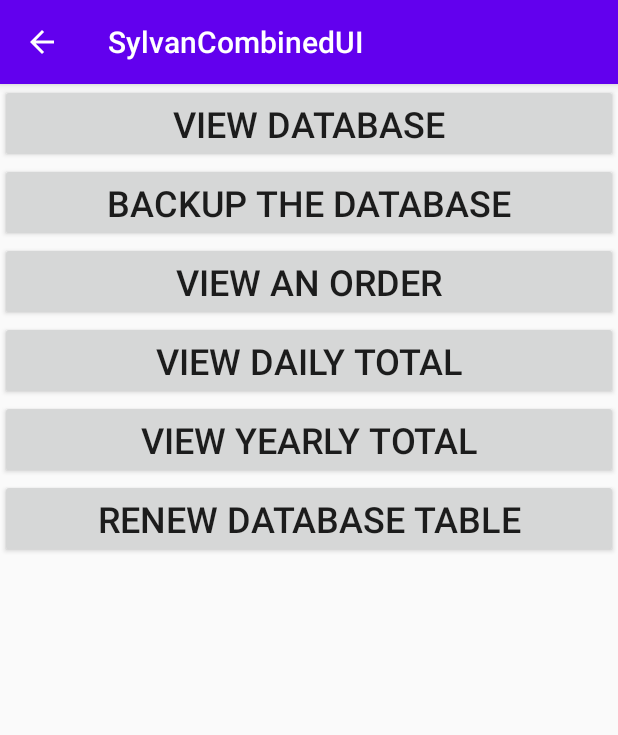
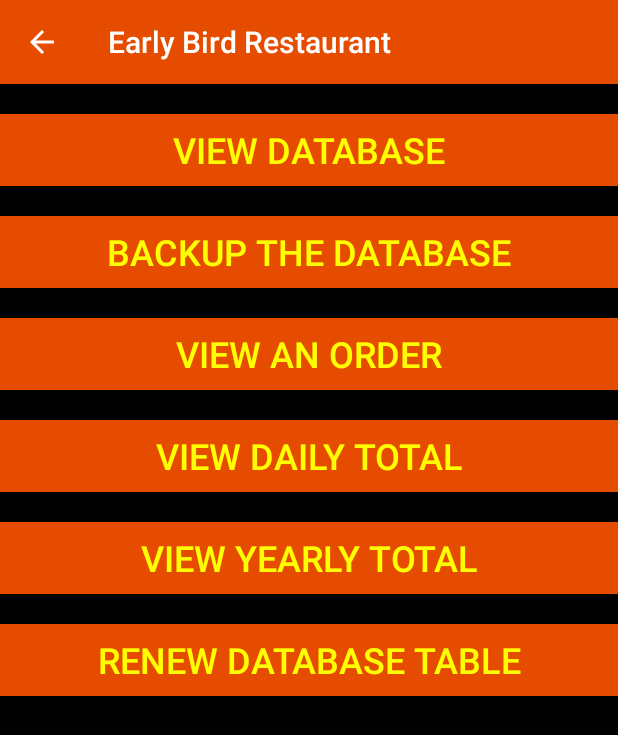
Before and after one commit to Early-Bird-Two-Touch-Point-of-Sale/SylvanCombinedUI, an Android app: the InventoryActivity screen opened directly, with no data from a screen before it, on a phone screen of 412 x 824 dp. Shown: the top 735 px of the screen. Run offline under Robolectric (Android 15) with nearby library versions, the phone set to English and light mode, and no system bars.

Commit message:
12/1/2020 - Working on UI.

```diff
--- a/app/src/main/AndroidManifest.xml
+++ b/app/src/main/AndroidManifest.xml
@@ -12,7 +12,7 @@
     <application
         android:allowBackup="true"
         android:icon="@mipmap/ic_launcher"
-        android:label="@string/app_name"
+        android:label="@string/restaurant_name"
         android:roundIcon="@mipmap/ic_launcher_round"
         android:supportsRtl="true"
         android:theme="@style/AppTheme">
--- a/app/src/main/res/layout/activity_inventory.xml
+++ b/app/src/main/res/layout/activity_inventory.xml
@@ -4,6 +4,7 @@
     xmlns:tools="http://schemas.android.com/tools"
     android:layout_width="match_parent"
     android:layout_height="match_parent"
+    android:background="@android:color/black"
     tools:context=".UIActivity">
 
     <TextView
@@ -23,8 +24,10 @@
         android:layout_alignParentTop="true"
         android:layout_marginStart="0dp"
         android:layout_marginLeft="0dp"
-        android:layout_marginTop="0dp"
+        android:layout_marginTop="20dp"
+        android:background="@color/restaurantOrange"
         android:text="View Database"
+        android:textColor="@color/restaurantYellow"
         android:textSize="24dp" />
 
     <Button
@@ -32,8 +35,10 @@
         android:layout_width="match_parent"
         android:layout_height="wrap_content"
         android:layout_below="@id/btnView"
-        android:layout_marginTop="0dp"
+        android:layout_marginTop="20dp"
+        android:background="@color/restaurantOrange"
         android:text="Backup the Database"
+        android:textColor="@color/restaurantYellow"
         android:textSize="24dp" />
 
     <Button
@@ -45,9 +50,11 @@
         android:layout_alignParentLeft="true"
         android:layout_marginStart="0dp"
         android:layout_marginLeft="0dp"
-        android:layout_marginTop="0dp"
+        android:layout_marginTop="20dp"
+        android:background="@color/restaurantOrange"
         android:text="View an Order"
-        android:textSize="24dp"/>
+        android:textColor="@color/restaurantYellow"
+        android:textSize="24dp" />
 
     <Button
         android:id="@+id/btnDailyTotal"
@@ -60,11 +67,13 @@
         android:layout_alignParentRight="true"
         android:layout_marginStart="0dp"
         android:layout_marginLeft="0dp"
-        android:layout_marginTop="0dp"
+        android:layout_marginTop="20dp"
         android:layout_marginEnd="0dp"
         android:layout_marginRight="0dp"
+        android:background="@color/restaurantOrange"
         android:text="View Daily Total"
-        android:textSize="24dp"/>
+        android:textColor="@color/restaurantYellow"
+        android:textSize="24dp" />
 
     <Button
         android:id="@+id/btnYearlyTotal"
@@ -75,9 +84,11 @@
         android:layout_alignParentLeft="true"
         android:layout_marginStart="0dp"
         android:layout_marginLeft="0dp"
-        android:layout_marginTop="0dp"
-        android:textSize="24dp"
-        android:text="View Yearly Total" />
+        android:layout_marginTop="20dp"
+        android:background="@color/restaurantOrange"
+        android:text="View Yearly Total"
+        android:textColor="@color/restaurantYellow"
+        android:textSize="24dp" />
 
     <Button
         android:id="@+id/btnRenewTable"
@@ -88,8 +99,10 @@
         android:layout_alignParentLeft="true"
         android:layout_marginStart="0dp"
         android:layout_marginLeft="0dp"
-        android:layout_marginTop="0dp"
+        android:layout_marginTop="20dp"
+        android:background="@color/restaurantOrange"
         android:text="Renew Database Table"
+        android:textColor="@color/restaurantYellow"
         android:textSize="24dp" />
 
     <!--
--- a/app/src/main/res/values/colors.xml
+++ b/app/src/main/res/values/colors.xml
@@ -3,4 +3,6 @@
     <color name="colorPrimary">#6200EE</color>
     <color name="colorPrimaryDark">#3700B3</color>
     <color name="colorAccent">#03DAC5</color>
+    <color name="restaurantYellow">#FFFF00</color>
+    <color name="restaurantOrange">#E64C00</color>
 </resources>
--- a/app/src/main/res/values/strings.xml
+++ b/app/src/main/res/values/strings.xml
@@ -1,4 +1,5 @@
 <resources>
+    <string name="restaurant_name">Early Bird Restaurant</string>
     <string name="app_name">SylvanCombinedUI</string>
     <string name="home_item_title">Home</string>
     <string name="create_item_title">Create</string>
--- a/app/src/main/res/values/styles.xml
+++ b/app/src/main/res/values/styles.xml
@@ -2,9 +2,10 @@
     <!-- Base application theme. -->
     <style name="AppTheme" parent="Theme.AppCompat.Light.DarkActionBar">
         <!-- Customize your theme here. -->
-        <item name="colorPrimary">@color/colorPrimary</item>
+        <item name="colorPrimary">#E64C00</item>
+        <!-- <item name="colorPrimary">@color/colorPrimary</item>
         <item name="colorPrimaryDark">@color/colorPrimaryDark</item>
-        <item name="colorAccent">@color/colorAccent</item>
+        <item name="colorAccent">@color/colorAccent</item> -->
     </style>
 
     <style name="AppTheme.NoActionBar">
```
Also changed, not shown: app/src/main/res/layout/activity_ui.xml (+4 -5 lines), app/src/main/res/layout/fragment_home.xml (+5 -4 lines), app/src/main/res/layout/nav_header.xml (+6 -9 lines), app/src/main/res/drawable/early bird restaraunt mural.png (added), app/src/main/res/drawable/early_bird_restaraunt_logo.jpg (added).
